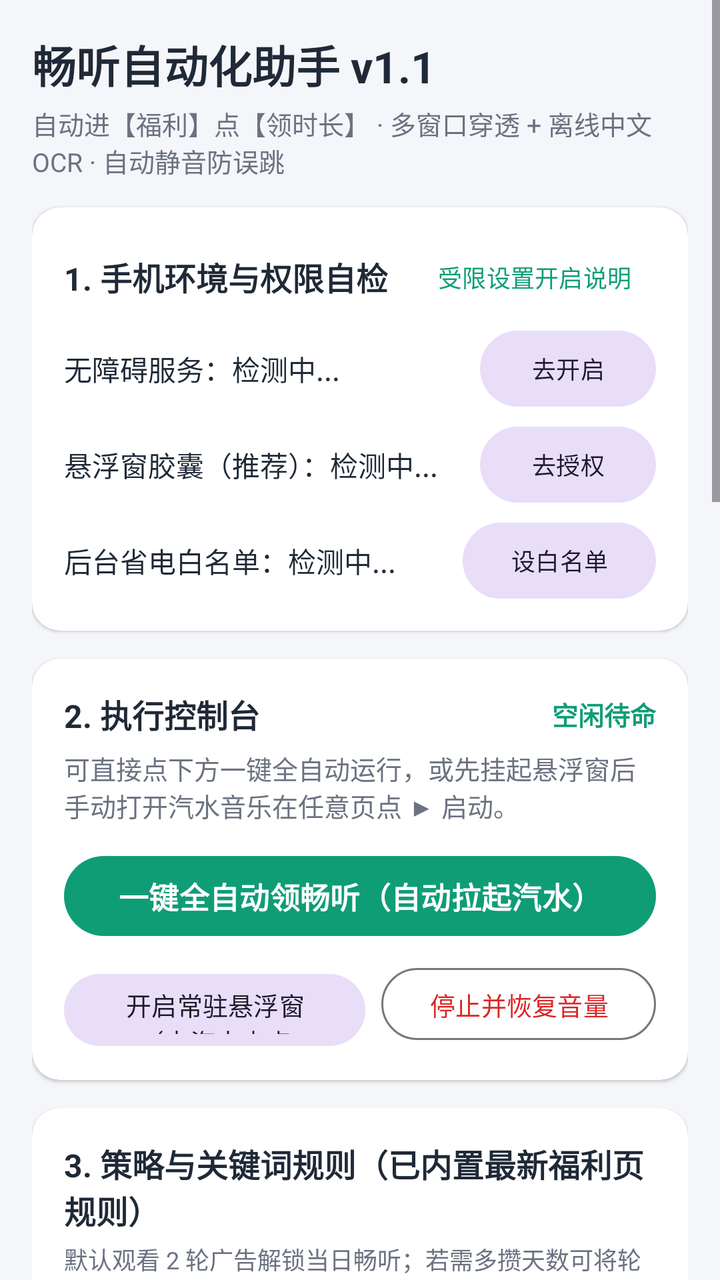
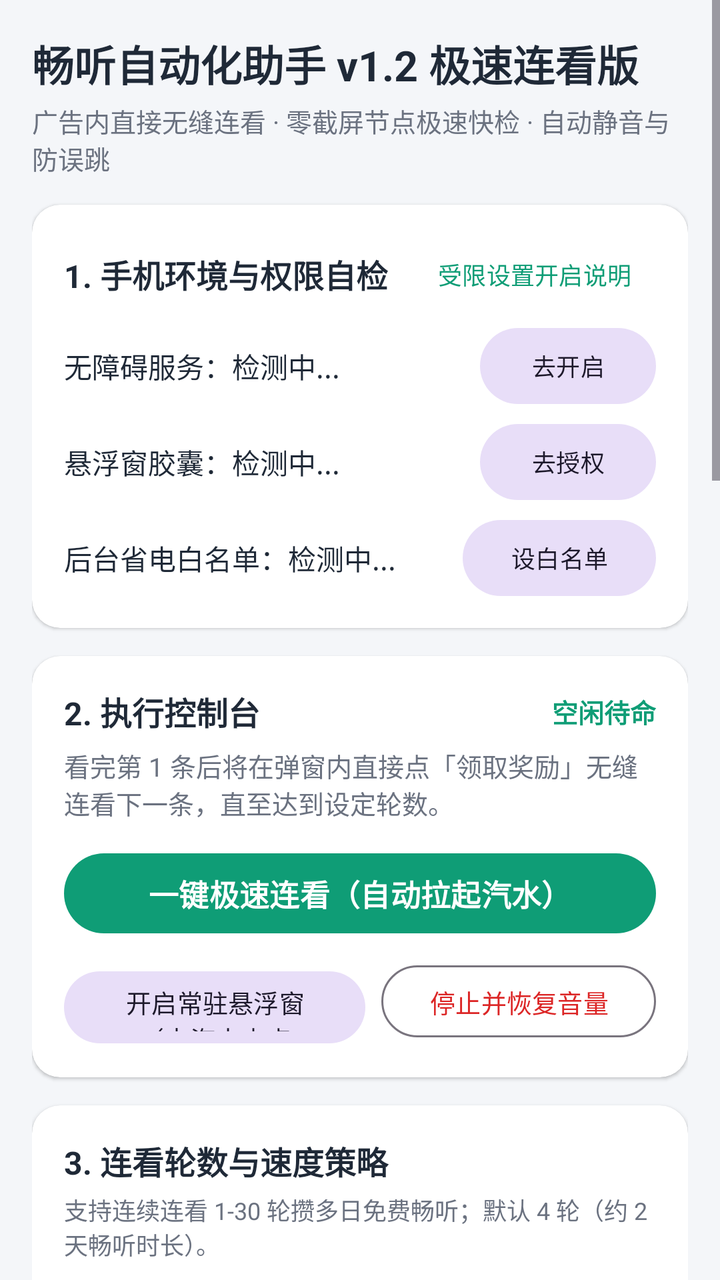

Two renders of the same Android screen: before a commit and after it. Below are the layout's source before the change and the commit's diff.
<!-- AndroidManifest.xml: application theme Theme.QishuiAdHelper -->
<!-- res/layout/activity_main.xml -->
<?xml version="1.0" encoding="utf-8"?>
<ScrollView xmlns:android="http://schemas.android.com/apk/res/android"
    xmlns:app="http://schemas.android.com/apk/res-auto"
    android:id="@+id/rootScroll"
    android:layout_width="match_parent"
    android:layout_height="match_parent"
    android:background="@color/bg_page"
    android:fillViewport="true">

    <LinearLayout
        android:layout_width="match_parent"
        android:layout_height="wrap_content"
        android:orientation="vertical"
        android:padding="16dp">

        
        <TextView
            android:layout_width="match_parent"
            android:layout_height="wrap_content"
            android:text="畅听自动化助手 v1.1"
            android:textColor="@color/text_primary"
            android:textSize="22sp"
            android:textStyle="bold" />

        <TextView
            android:layout_width="match_parent"
            android:layout_height="wrap_content"
            android:layout_marginTop="4dp"
            android:layout_marginBottom="14dp"
            android:text="自动进【福利】点【领时长】 · 多窗口穿透 + 离线中文 OCR · 自动静音防误跳"
            android:textColor="@color/text_secondary"
            android:textSize="13sp" />

        
        <com.google.android.material.card.MaterialCardView
            android:layout_width="match_parent"
            android:layout_height="wrap_content"
            android:layout_marginBottom="14dp"
            app:cardBackgroundColor="@color/bg_card"
            app:cardCornerRadius="14dp"
            app:cardElevation="1dp"
            app:strokeWidth="0dp">

            <LinearLayout
                android:layout_width="match_parent"
                android:layout_height="wrap_content"
                android:orientation="vertical"
                android:padding="16dp">

                <LinearLayout
                    android:layout_width="match_parent"
                    android:layout_height="wrap_content"
                    android:gravity="center_vertical"
                    android:orientation="horizontal">

                    <TextView
                        android:layout_width="0dp"
                        android:layout_height="wrap_content"
                        android:layout_weight="1"
                        android:text="1. 手机环境与权限自检"
                        android:textColor="@color/text_primary"
                        android:textSize="16sp"
                        android:textStyle="bold" />

                    <com.google.android.material.button.MaterialButton
                        android:id="@+id/btnRestrictedGuide"
                        style="@style/Widget.Material3.Button.TextButton"
                        android:layout_width="wrap_content"
                        android:layout_height="wrap_content"
                        android:minHeight="36dp"
                        android:text="受限设置开启说明"
                        android:textSize="12sp" />
                </LinearLayout>

                
                <LinearLayout
                    android:layout_width="match_parent"
                    android:layout_height="wrap_content"
                    android:layout_marginTop="8dp"
                    android:gravity="center_vertical"
                    android:orientation="horizontal">

                    <TextView
                        android:id="@+id/tvPermAccessibility"
                        android:layout_width="0dp"
                        android:layout_height="wrap_content"
                        android:layout_weight="1"
                        android:text="无障碍服务：检测中..."
                        android:textColor="@color/text_primary"
                        android:textSize="14sp" />

                    <com.google.android.material.button.MaterialButton
                        android:id="@+id/btnPermAccessibility"
                        style="@style/Widget.Material3.Button.TonalButton"
                        android:layout_width="wrap_content"
                        android:layout_height="38dp"
                        android:insetTop="0dp"
                        android:insetBottom="0dp"
                        android:text="去开启"
                        android:textSize="12sp" />
                </LinearLayout>

                
                <LinearLayout
                    android:layout_width="match_parent"
                    android:layout_height="wrap_content"
                    android:layout_marginTop="10dp"
                    android:gravity="center_vertical"
                    android:orientation="horizontal">

                    <TextView
                        android:id="@+id/tvPermOverlay"
                        android:layout_width="0dp"
                        android:layout_height="wrap_content"
                        android:layout_weight="1"
                        android:text="悬浮窗胶囊（推荐）：检测中..."
                        android:textColor="@color/text_primary"
                        android:textSize="14sp" />

                    <com.google.android.material.button.MaterialButton
                        android:id="@+id/btnPermOverlay"
                        style="@style/Widget.Material3.Button.TonalButton"
                        android:layout_width="wrap_content"
                        android:layout_height="38dp"
                        android:insetTop="0dp"
                        android:insetBottom="0dp"
                        android:text="去授权"
                        android:textSize="12sp" />
                </LinearLayout>

                
                <LinearLayout
                    android:layout_width="match_parent"
                    android:layout_height="wrap_content"
                    android:layout_marginTop="10dp"
                    android:gravity="center_vertical"
                    android:orientation="horizontal">

                    <TextView
                        android:id="@+id/tvPermBattery"
                        android:layout_width="0dp"
                        android:layout_height="wrap_content"
                        android:layout_weight="1"
                        android:text="后台省电白名单：检测中..."
                        android:textColor="@color/text_primary"
                        android:textSize="14sp" />

                    <com.google.android.material.button.MaterialButton
                        android:id="@+id/btnPermBattery"
                        style="@style/Widget.Material3.Button.TonalButton"
                        android:layout_width="wrap_content"
                        android:layout_height="38dp"
                        android:insetTop="0dp"
                        android:insetBottom="0dp"
                        android:text="设白名单"
                        android:textSize="12sp" />
                </LinearLayout>

            </LinearLayout>
        </com.google.android.material.card.MaterialCardView>

        
        <com.google.android.material.card.MaterialCardView
            android:layout_width="match_parent"
            android:layout_height="wrap_content"
            android:layout_marginBottom="14dp"
            app:cardBackgroundColor="@color/bg_card"
            app:cardCornerRadius="14dp"
            app:cardElevation="1dp"
            app:strokeWidth="0dp">

            <LinearLayout
                android:layout_width="match_parent"
                android:layout_height="wrap_content"
                android:orientation="vertical"
                android:padding="16dp">

                <LinearLayout
                    android:layout_width="match_parent"
                    android:layout_height="wrap_content"
                    android:gravity="center_vertical"
                    android:orientation="horizontal">

                    <TextView
                        android:layout_width="0dp"
                        android:layout_height="wrap_content"
                        android:layout_weight="1"
                        android:text="2. 执行控制台"
                        android:textColor="@color/text_primary"
                        android:textSize="16sp"
                        android:textStyle="bold" />

                    <TextView
                        android:id="@+id/tvTaskBadge"
                        android:layout_width="wrap_content"
                        android:layout_height="wrap_content"
                        android:text="空闲待命"
                        android:textColor="@color/brand_primary"
                        android:textSize="13sp"
                        android:textStyle="bold" />
                </LinearLayout>

                <TextView
                    android:id="@+id/tvTaskDetail"
                    android:layout_width="match_parent"
                    android:layout_height="wrap_content"
                    android:layout_marginTop="6dp"
                    android:text="可直接点下方一键全自动运行，或先挂起悬浮窗后手动打开汽水音乐在任意页点 ▶ 启动。"
                    android:textColor="@color/text_secondary"
                    android:textSize="13sp" />

                <com.google.android.material.button.MaterialButton
                    android:id="@+id/btnStartTask"
                    android:layout_width="match_parent"
                    android:layout_height="48dp"
                    android:layout_marginTop="12dp"
                    android:text="一键全自动领畅听（自动拉起汽水）"
                    android:textSize="15sp"
                    android:textStyle="bold" />

                <LinearLayout
                    android:layout_width="match_parent"
                    android:layout_height="wrap_content"
                    android:layout_marginTop="8dp"
                    android:orientation="horizontal">

                    <com.google.android.material.button.MaterialButton
                        android:id="@+id/btnShowOverlay"
                        style="@style/Widget.Material3.Button.TonalButton"
                        android:layout_width="0dp"
                        android:layout_height="44dp"
                        android:layout_weight="1"
                        android:text="开启常驻悬浮窗（去汽水内点 ▶）"
                        android:textSize="12.5sp" />

                    <com.google.android.material.button.MaterialButton
                        android:id="@+id/btnStopTask"
                        style="@style/Widget.Material3.Button.OutlinedButton"
                        android:layout_width="wrap_content"
                        android:layout_height="44dp"
                        android:layout_marginStart="8dp"
                        android:text="停止并恢复音量"
                        android:textColor="@color/danger_red"
                        android:textSize="12.5sp" />
                </LinearLayout>

            </LinearLayout>
        </com.google.android.material.card.MaterialCardView>

        
        <com.google.android.material.card.MaterialCardView
            android:layout_width="match_parent"
            android:layout_height="wrap_content"
            android:layout_marginBottom="14dp"
            app:cardBackgroundColor="@color/bg_card"
            app:cardCornerRadius="14dp"
            app:cardElevation="1dp"
            app:strokeWidth="0dp">

            <LinearLayout
                android:layout_width="match_parent"
                android:layout_height="wrap_content"
                android:orientation="vertical"
                android:padding="16dp">

                <TextView
                    android:layout_width="match_parent"
                    android:layout_height="wrap_content"
                    android:text="3. 策略与关键词规则（已内置最新福利页规则）"
                    android:textColor="@color/text_primary"
                    android:textSize="16sp"
                    android:textStyle="bold" />

                <TextView
                    android:layout_width="match_parent"
                    android:layout_height="wrap_content"
                    android:layout_marginTop="4dp"
                    android:layout_marginBottom="10dp"
                    android:text="默认观看 2 轮广告解锁当日畅听；若需多攒天数可将轮数调大（1-10）。"
                    android:textColor="@color/text_secondary"
                    android:textSize="12sp" />

                <com.google.android.material.textfield.TextInputLayout
                    android:layout_width="match_parent"
                    android:layout_height="wrap_content"
                    android:hint="目标应用包名">

                    <com.google.android.material.textfield.TextInputEditText
                        android:id="@+id/etTargetPackage"
                        android:layout_width="match_parent"
                        android:layout_height="wrap_content"
                        android:inputType="text"
                        android:singleLine="true" />
                </com.google.android.material.textfield.TextInputLayout>

                <LinearLayout
                    android:layout_width="match_parent"
                    android:layout_height="wrap_content"
                    android:layout_marginTop="8dp"
                    android:orientation="horizontal">

                    <com.google.android.material.textfield.TextInputLayout
                        android:layout_width="0dp"
                        android:layout_height="wrap_content"
                        android:layout_weight="1"
                        android:hint="每次观看广告轮数 (1-10)">

                        <com.google.android.material.textfield.TextInputEditText
                            android:id="@+id/etMaxRounds"
                            android:layout_width="match_parent"
                            android:layout_height="wrap_content"
                            android:inputType="number"
                            android:singleLine="true" />
                    </com.google.android.material.textfield.TextInputLayout>

                    <com.google.android.material.textfield.TextInputLayout
                        android:layout_width="0dp"
                        android:layout_height="wrap_content"
                        android:layout_marginStart="10dp"
                        android:layout_weight="1"
                        android:hint="单轮超时秒数 (45-120)">

                        <com.google.android.material.textfield.TextInputEditText
                            android:id="@+id/etSingleTimeoutSec"
                            android:layout_width="match_parent"
                            android:layout_height="wrap_content"
                            android:inputType="number"
                            android:singleLine="true" />
                    </com.google.android.material.textfield.TextInputLayout>
                </LinearLayout>

                <com.google.android.material.materialswitch.MaterialSwitch
                    android:id="@+id/switchAutoMute"
                    android:layout_width="match_parent"
                    android:layout_height="wrap_content"
                    android:layout_marginTop="8dp"
                    android:checked="true"
                    android:text="执行期间自动系统静音，结束后恢复原媒体音量"
                    android:textColor="@color/text_primary"
                    android:textSize="14sp" />

                <com.google.android.material.textfield.TextInputLayout
                    android:layout_width="match_parent"
                    android:layout_height="wrap_content"
                    android:layout_marginTop="6dp"
                    android:hint="领时长入口关键词（| 分隔）">

                    <com.google.android.material.textfield.TextInputEditText
                        android:id="@+id/etEntryKeywords"
                        android:layout_width="match_parent"
                        android:layout_height="wrap_content"
                        android:inputType="text" />
                </com.google.android.material.textfield.TextInputLayout>

                <com.google.android.material.textfield.TextInputLayout
                    android:layout_width="match_parent"
                    android:layout_height="wrap_content"
                    android:layout_marginTop="8dp"
                    android:hint="今日已领满特征词（| 分隔）">

                    <com.google.android.material.textfield.TextInputEditText
                        android:id="@+id/etUnlockedKeywords"
                        android:layout_width="match_parent"
                        android:layout_height="wrap_content"
                        android:inputType="text" />
                </com.google.android.material.textfield.TextInputLayout>

                <com.google.android.material.textfield.TextInputLayout
                    android:layout_width="match_parent"
                    android:layout_height="wrap_content"
                    android:layout_marginTop="8dp"
                    android:hint="单条广告奖励发放完成词（| 分隔）">

                    <com.google.android.material.textfield.TextInputEditText
                        android:id="@+id/etRewardDoneKeywords"
                        android:layout_width="match_parent"
                        android:layout_height="wrap_content"
                        android:inputType="text" />
                </com.google.android.material.textfield.TextInputLayout>

                <com.google.android.material.textfield.TextInputLayout
                    android:layout_width="match_parent"
                    android:layout_height="wrap_content"
                    android:layout_marginTop="8dp"
                    android:hint="连看下一轮弹窗按钮词（| 分隔）">

                    <com.google.android.material.textfield.TextInputEditText
                        android:id="@+id/etNextAdKeywords"
                        android:layout_width="match_parent"
                        android:layout_height="wrap_content"
                        android:inputType="text" />
                </com.google.android.material.textfield.TextInputLayout>

                <com.google.android.material.textfield.TextInputLayout
                    android:layout_width="match_parent"
                    android:layout_height="wrap_content"
                    android:layout_marginTop="8dp"
                    android:hint="无视频/频控中止提示词（| 分隔）">

                    <com.google.android.material.textfield.TextInputEditText
                        android:id="@+id/etNoVideoKeywords"
                        android:layout_width="match_parent"
                        android:layout_height="wrap_content"
                        android:inputType="text" />
                </com.google.android.material.textfield.TextInputLayout>

                <LinearLayout
                    android:layout_width="match_parent"
                    android:layout_height="wrap_content"
                    android:layout_marginTop="12dp"
                    android:orientation="horizontal">

                    <com.google.android.material.button.MaterialButton
                        android:id="@+id/btnSaveConfig"
                        style="@style/Widget.Material3.Button.TonalButton"
                        android:layout_width="0dp"
                        android:layout_height="42dp"
                        android:layout_weight="1"
                        android:text="保存规则配置" />

                    <com.google.android.material.button.MaterialButton
                        android:id="@+id/btnResetConfig"
                        style="@style/Widget.Material3.Button.TextButton"
                        android:layout_width="wrap_content"
                        android:layout_height="42dp"
                        android:layout_marginStart="8dp"
                        android:text="恢复默认" />
                </LinearLayout>

            </LinearLayout>
        </com.google.android.material.card.MaterialCardView>

        
        <com.google.android.material.card.MaterialCardView
            android:layout_width="match_parent"
            android:layout_height="wrap_content"
            android:layout_marginBottom="24dp"
            app:cardBackgroundColor="@color/bg_card"
            app:cardCornerRadius="14dp"
            app:cardElevation="1dp"
            app:strokeWidth="0dp">

            <LinearLayout
                android:layout_width="match_parent"
                android:layout_height="wrap_content"
                android:orientation="vertical"
                android:padding="16dp">

                <LinearLayout
                    android:layout_width="match_parent"
                    android:layout_height="wrap_content"
                    android:gravity="center_vertical"
                    android:orientation="horizontal">

                    <TextView
                        android:layout_width="0dp"
                        android:layout_height="wrap_content"
                        android:layout_weight="1"
                        android:text="4. 实时画面识别与状态日志"
                        android:textColor="@color/text_primary"
                        android:textSize="16sp"
                        android:textStyle="bold" />

                    <com.google.android.material.button.MaterialButton
                        android:id="@+id/btnCopyLogs"
                        style="@style/Widget.Material3.Button.TextButton"
                        android:layout_width="wrap_content"
                        android:layout_height="36dp"
                        android:minWidth="0dp"
                        android:text="复制"
                        android:textSize="12sp" />

                    <com.google.android.material.button.MaterialButton
                        android:id="@+id/btnClearLogs"
                        style="@style/Widget.Material3.Button.TextButton"
                        android:layout_width="wrap_content"
                        android:layout_height="36dp"
                        android:minWidth="0dp"
                        android:text="清空"
                        android:textSize="12sp" />
                </LinearLayout>

                <androidx.core.widget.NestedScrollView
                    android:id="@+id/scrollLogs"
                    android:layout_width="match_parent"
                    android:layout_height="240dp"
                    android:layout_marginTop="6dp"
                    android:background="@drawable/bg_log_box"
                    android:padding="10dp">

                    <TextView
                        android:id="@+id/tvLogs"
                        android:layout_width="match_parent"
                        android:layout_height="wrap_content"
                        android:fontFamily="monospace"
                        android:lineSpacingExtra="3dp"
                        android:text="等待任务启动（启动后此处会实时打印每一帧读到的节点与 OCR 文字）..."
                        android:textColor="@color/text_log"
                        android:textIsSelectable="true"
                        android:textSize="11.5sp" />
                </androidx.core.widget.NestedScrollView>

            </LinearLayout>
        </com.google.android.material.card.MaterialCardView>

    </LinearLayout>
</ScrollView>
<!-- resources referenced by this layout -->
<resources>
  <color name="bg_card">#FFFFFF</color>
  <color name="bg_page">#F4F6F9</color>
  <color name="brand_primary">#0F9D76</color>
  <color name="danger_red">#DC2626</color>
  <color name="text_log">#D1FAE5</color>
  <color name="text_primary">#1F2937</color>
  <color name="text_secondary">#6B7280</color>
  <!-- drawable bg_log_box (drawable) -->
  <?xml version="1.0" encoding="utf-8"?>
  <shape xmlns:android="http://schemas.android.com/apk/res/android"
      android:shape="rectangle">
      <solid android:color="@color/bg_log" />
      <corners android:radius="10dp" />
  </shape>
  <style name="Theme.QishuiAdHelper" parent="Theme.Material3.Light.NoActionBar">
          <item name="colorPrimary">@color/brand_primary</item>
          <item name="colorSecondary">@color/brand_secondary</item>
          <item name="android:statusBarColor">@color/bg_page</item>
          <item name="android:windowLightStatusBar">true</item>
      </style>
  <color name="bg_log">#111827</color>
  <color name="brand_secondary">#2563EB</color>
</resources>

<!-- the commit's change to res/layout/activity_main.xml (unified diff, before → after) -->
@@ -17,9 +17,9 @@
         <TextView
             android:layout_width="match_parent"
             android:layout_height="wrap_content"
-            android:text="畅听自动化助手 v1.1"
+            android:text="畅听自动化助手 v1.2 极速连看版"
             android:textColor="@color/text_primary"
-            android:textSize="22sp"
+            android:textSize="21sp"
             android:textStyle="bold" />
 
         <TextView
@@ -27,7 +27,7 @@
             android:layout_height="wrap_content"
             android:layout_marginTop="4dp"
             android:layout_marginBottom="14dp"
-            android:text="自动进【福利】点【领时长】 · 多窗口穿透 + 离线中文 OCR · 自动静音防误跳"
+            android:text="广告内直接无缝连看 · 零截屏节点极速快检 · 自动静音与防误跳"
             android:textColor="@color/text_secondary"
             android:textSize="13sp" />
 
@@ -72,7 +72,6 @@
                         android:textSize="12sp" />
                 </LinearLayout>
 
-                
                 <LinearLayout
                     android:layout_width="match_parent"
                     android:layout_height="wrap_content"
@@ -100,7 +99,6 @@
                         android:textSize="12sp" />
                 </LinearLayout>
 
-                
                 <LinearLayout
                     android:layout_width="match_parent"
                     android:layout_height="wrap_content"
@@ -113,7 +111,7 @@
                         android:layout_width="0dp"
                         android:layout_height="wrap_content"
                         android:layout_weight="1"
-                        android:text="悬浮窗胶囊（推荐）：检测中..."
+                        android:text="悬浮窗胶囊：检测中..."
                         android:textColor="@color/text_primary"
                         android:textSize="14sp" />
 
@@ -128,7 +126,6 @@
                         android:textSize="12sp" />
                 </LinearLayout>
 
-                
                 <LinearLayout
                     android:layout_width="match_parent"
                     android:layout_height="wrap_content"
@@ -205,7 +202,7 @@
                     android:layout_width="match_parent"
                     android:layout_height="wrap_content"
                     android:layout_marginTop="6dp"
-                    android:text="可直接点下方一键全自动运行，或先挂起悬浮窗后手动打开汽水音乐在任意页点 ▶ 启动。"
+                    android:text="看完第 1 条后将在弹窗内直接点「领取奖励」无缝连看下一条，直至达到设定轮数。"
                     android:textColor="@color/text_secondary"
                     android:textSize="13sp" />
 
@@ -214,7 +211,7 @@
                     android:layout_width="match_parent"
                     android:layout_height="48dp"
                     android:layout_marginTop="12dp"
-                    android:text="一键全自动领畅听（自动拉起汽水）"
+                    android:text="一键极速连看（自动拉起汽水）"
                     android:textSize="15sp"
                     android:textStyle="bold" />
 
@@ -266,7 +263,7 @@
                 <TextView
                     android:layout_width="match_parent"
                     android:layout_height="wrap_content"
-                    android:text="3. 策略与关键词规则（已内置最新福利页规则）"
+                    android:text="3. 连看轮数与速度策略"
                     android:textColor="@color/text_primary"
                     android:textSize="16sp"
                     android:textStyle="bold" />
@@ -276,7 +273,7 @@
                     android:layout_height="wrap_content"
                     android:layout_marginTop="4dp"
                     android:layout_marginBottom="10dp"
-                    android:text="默认观看 2 轮广告解锁当日畅听；若需多攒天数可将轮数调大（1-10）。"
+                    android:text="支持连续连看 1-30 轮攒多日免费畅听；默认 4 轮（约 2 天畅听时长）。"
                     android:textColor="@color/text_secondary"
                     android:textSize="12sp" />
 
@@ -303,7 +300,7 @@
                         android:layout_width="0dp"
                         android:layout_height="wrap_content"
                         android:layout_weight="1"
-                        android:hint="每次观看广告轮数 (1-10)">
+                        android:hint="连续观看广告轮数 (1-30)">
 
                         <com.google.android.material.textfield.TextInputEditText
                             android:id="@+id/etMaxRounds"
@@ -330,14 +327,32 @@
                 </LinearLayout>
 
                 <com.google.android.material.materialswitch.MaterialSwitch
+                    android:id="@+id/switchFastMode"
+                    android:layout_width="match_parent"
+                    android:layout_height="wrap_content"
+                    android:layout_marginTop="8dp"
+                    android:checked="true"
+                    android:text="极速响应模式（0.3~0.7s 快速点关与连看，跳过冗余截屏）"
+                    android:textColor="@color/text_primary"
+                    android:textSize="13.5sp" />
+
+                <com.google.android.material.materialswitch.MaterialSwitch
                     android:id="@+id/switchAutoMute"
                     android:layout_width="match_parent"
                     android:layout_height="wrap_content"
-                    android:layout_marginTop="8dp"
                     android:checked="true"
                     android:text="执行期间自动系统静音，结束后恢复原媒体音量"
                     android:textColor="@color/text_primary"
-                    android:textSize="14sp" />
+                    android:textSize="13.5sp" />
+
+                <com.google.android.material.materialswitch.MaterialSwitch
+                    android:id="@+id/switchStopOnTomorrow"
+                    android:layout_width="match_parent"
+                    android:layout_height="wrap_content"
+                    android:checked="false"
+                    android:text="仅领满今日即停（关闭则继续连看提前攒明日/多日时长）"
+                    android:textColor="@color/text_primary"
+                    android:textSize="13.5sp" />
 
                 <com.google.android.material.textfield.TextInputLayout
                     android:layout_width="match_parent"
@@ -382,7 +397,7 @@
                     android:layout_width="match_parent"
                     android:layout_height="wrap_content"
                     android:layout_marginTop="8dp"
-                    android:hint="连看下一轮弹窗按钮词（| 分隔）">
+                    android:hint="弹窗内直接连看下一轮按钮词（| 分隔）">
 
                     <com.google.android.material.textfield.TextInputEditText
                         android:id="@+id/etNextAdKeywords"
@@ -494,7 +509,7 @@
                         android:layout_height="wrap_content"
                         android:fontFamily="monospace"
                         android:lineSpacingExtra="3dp"
-                        android:text="等待任务启动（启动后此处会实时打印每一帧读到的节点与 OCR 文字）..."
+                        android:text="等待任务启动..."
                         android:textColor="@color/text_log"
                         android:textIsSelectable="true"
                         android:textSize="11.5sp" />
